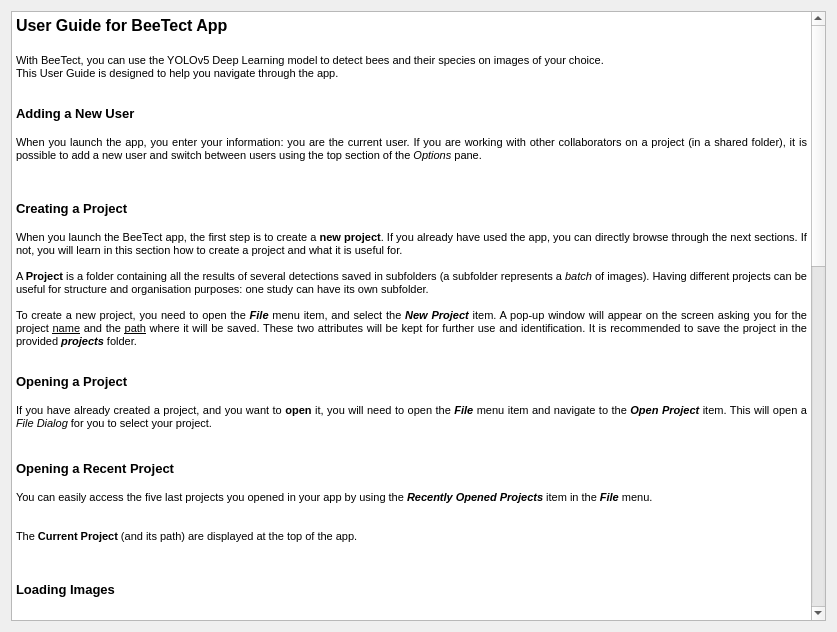
First picture: the form in GUI/userGuide.ui, repository KameliaBnh/BeeTect, before the edit.
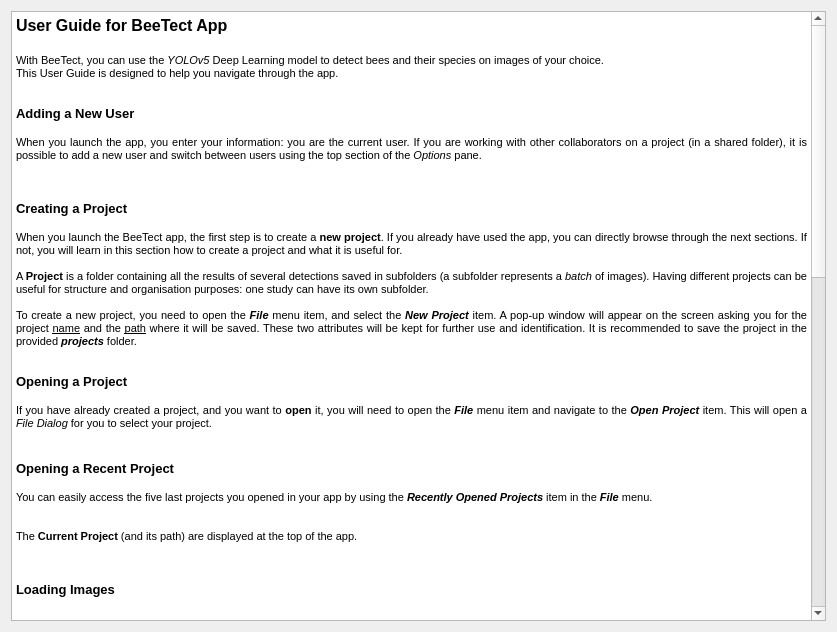
Second picture: the form after the edit.

What changed in the file:
```diff
--- a/GUI/userGuide.ui
+++ b/GUI/userGuide.ui
@@ -38,7 +38,7 @@
 &lt;/style&gt;&lt;/head&gt;&lt;body style=&quot; font-family:'MS Shell Dlg 2'; font-size:5.5pt; font-weight:400; font-style:normal;&quot;&gt;
 &lt;p align=&quot;justify&quot; style=&quot; margin-top:0px; margin-bottom:0px; margin-left:0px; margin-right:0px; -qt-block-indent:0; text-indent:0px;&quot;&gt;&lt;span style=&quot; font-size:12pt; font-weight:600;&quot;&gt;User Guide for BeeTect App&lt;/span&gt;&lt;/p&gt;
 &lt;p align=&quot;justify&quot; style=&quot;-qt-paragraph-type:empty; margin-top:0px; margin-bottom:0px; margin-left:0px; margin-right:0px; -qt-block-indent:0; text-indent:0px; font-size:12pt; font-weight:600;&quot;&gt;&lt;br /&gt;&lt;/p&gt;
-&lt;p align=&quot;justify&quot; style=&quot; margin-top:0px; margin-bottom:0px; margin-left:0px; margin-right:0px; -qt-block-indent:0; text-indent:0px;&quot;&gt;&lt;span style=&quot; font-size:8pt;&quot;&gt;With BeeTect, you can use the YOLOv5 Deep Learning model to detect bees and their species on images of your choice.&lt;/span&gt;&lt;/p&gt;
+&lt;p align=&quot;justify&quot; style=&quot; margin-top:0px; margin-bottom:0px; margin-left:0px; margin-right:0px; -qt-block-indent:0; text-indent:0px;&quot;&gt;&lt;span style=&quot; font-size:8pt;&quot;&gt;With BeeTect, you can use the &lt;/span&gt;&lt;span style=&quot; font-size:8pt; font-style:italic;&quot;&gt;YOLOv5&lt;/span&gt;&lt;span style=&quot; font-size:8pt;&quot;&gt; Deep Learning model to detect bees and their species on images of your choice.&lt;/span&gt;&lt;/p&gt;
 &lt;p align=&quot;justify&quot; style=&quot; margin-top:0px; margin-bottom:0px; margin-left:0px; margin-right:0px; -qt-block-indent:0; text-indent:0px;&quot;&gt;&lt;span style=&quot; font-size:8pt;&quot;&gt;This User Guide is designed to help you navigate through the app.&lt;/span&gt;&lt;/p&gt;
 &lt;p align=&quot;justify&quot; style=&quot;-qt-paragraph-type:empty; margin-top:0px; margin-bottom:0px; margin-left:0px; margin-right:0px; -qt-block-indent:0; text-indent:0px; font-size:8pt;&quot;&gt;&lt;br /&gt;&lt;/p&gt;
 &lt;p align=&quot;justify&quot; style=&quot;-qt-paragraph-type:empty; margin-top:0px; margin-bottom:0px; margin-left:0px; margin-right:0px; -qt-block-indent:0; text-indent:0px; font-size:8pt;&quot;&gt;&lt;br /&gt;&lt;/p&gt;
@@ -74,17 +74,17 @@
 &lt;p align=&quot;justify&quot; style=&quot;-qt-paragraph-type:empty; margin-top:0px; margin-bottom:0px; margin-left:0px; margin-right:0px; -qt-block-indent:0; text-indent:0px; font-size:8pt;&quot;&gt;&lt;br /&gt;&lt;/p&gt;
 &lt;p align=&quot;justify&quot; style=&quot; margin-top:0px; margin-bottom:0px; margin-left:0px; margin-right:0px; -qt-block-indent:0; text-indent:0px;&quot;&gt;&lt;span style=&quot; font-size:10pt; font-weight:600;&quot;&gt;Loading Images&lt;/span&gt;&lt;/p&gt;
 &lt;p align=&quot;justify&quot; style=&quot;-qt-paragraph-type:empty; margin-top:0px; margin-bottom:0px; margin-left:0px; margin-right:0px; -qt-block-indent:0; text-indent:0px; font-size:10pt; font-weight:600;&quot;&gt;&lt;br /&gt;&lt;/p&gt;
-&lt;ul style=&quot;margin-top: 0px; margin-bottom: 0px; margin-left: 0px; margin-right: 0px; -qt-list-indent: 1;&quot;&gt;&lt;li align=&quot;justify&quot; style=&quot; margin-top:12px; margin-bottom:0px; margin-left:0px; margin-right:0px; -qt-block-indent:0; text-indent:0px;&quot;&gt;&lt;span style=&quot; font-size:8pt; font-weight:600;&quot;&gt;Load an Image..  &lt;/span&gt;&lt;/li&gt;
+&lt;ul style=&quot;margin-top: 0px; margin-bottom: 0px; margin-left: 0px; margin-right: 0px; -qt-list-indent: 1;&quot;&gt;&lt;li align=&quot;justify&quot; style=&quot; margin-top:12px; margin-bottom:0px; margin-left:0px; margin-right:0px; -qt-block-indent:0; text-indent:0px;&quot;&gt;&lt;span style=&quot; font-size:8pt; font-weight:600;&quot;&gt;Load an Input Image..  &lt;/span&gt;&lt;/li&gt;
 &lt;p align=&quot;justify&quot; style=&quot; margin-top:12px; margin-bottom:0px; margin-left:0px; margin-right:0px; -qt-block-indent:0; text-indent:0px;&quot;&gt;&lt;span style=&quot; font-size:8pt;&quot;&gt;If you chose to load a single image, you will see it displayed int the BeeDeteKt app, and you will be able to run the YOLOv5 model on the single image.&lt;/span&gt;&lt;/p&gt;
 &lt;p align=&quot;justify&quot; style=&quot;-qt-paragraph-type:empty; margin-top:12px; margin-bottom:0px; margin-left:0px; margin-right:0px; -qt-block-indent:0; text-indent:0px; font-size:8pt; font-weight:600;&quot;&gt;&lt;br /&gt;&lt;/p&gt;
-&lt;li style=&quot; font-size:8pt; font-weight:600;&quot; align=&quot;justify&quot; style=&quot; margin-top:0px; margin-bottom:12px; margin-left:0px; margin-right:0px; -qt-block-indent:0; text-indent:0px;&quot;&gt;Load an Image Folder..&lt;/li&gt;&lt;/ul&gt;
+&lt;li style=&quot; font-size:8pt; font-weight:600;&quot; align=&quot;justify&quot; style=&quot; margin-top:0px; margin-bottom:12px; margin-left:0px; margin-right:0px; -qt-block-indent:0; text-indent:0px;&quot;&gt;Load an Input Folder of Multiple Images..&lt;/li&gt;&lt;/ul&gt;
 &lt;p align=&quot;justify&quot; style=&quot; margin-top:0px; margin-bottom:12px; margin-left:0px; margin-right:0px; -qt-block-indent:0; text-indent:0px;&quot;&gt;&lt;span style=&quot; font-size:8pt;&quot;&gt;If you load a folder containing several images (2 or more), you will have the possibility to browse through all the images of the folder.&lt;/span&gt;&lt;/p&gt;
 &lt;p align=&quot;justify&quot; style=&quot; margin-top:0px; margin-bottom:12px; margin-left:0px; margin-right:0px; -qt-block-indent:0; text-indent:0px;&quot;&gt;&lt;span style=&quot; font-size:8pt;&quot;&gt;Selecting a folder of images is the equivalent to creating a &lt;/span&gt;&lt;span style=&quot; font-size:8pt; font-weight:600; font-style:italic;&quot;&gt;batch&lt;/span&gt;&lt;span style=&quot; font-size:8pt;&quot;&gt; of images: you will run the model on an ensemble of images.&lt;/span&gt;&lt;/p&gt;
 &lt;p style=&quot;-qt-paragraph-type:empty; margin-top:0px; margin-bottom:12px; margin-left:0px; margin-right:0px; -qt-block-indent:0; text-indent:0px; font-size:8pt; font-weight:600;&quot;&gt;&lt;br /&gt;&lt;/p&gt;
 &lt;p style=&quot;-qt-paragraph-type:empty; margin-top:0px; margin-bottom:12px; margin-left:0px; margin-right:0px; -qt-block-indent:0; text-indent:0px; font-size:8pt; font-weight:600;&quot;&gt;&lt;br /&gt;&lt;/p&gt;
-&lt;p style=&quot; margin-top:0px; margin-bottom:12px; margin-left:0px; margin-right:0px; -qt-block-indent:0; text-indent:0px;&quot;&gt;&lt;span style=&quot; font-size:10pt; font-weight:600;&quot;&gt;Selecting Batch Folder&lt;/span&gt;&lt;/p&gt;
+&lt;p style=&quot; margin-top:0px; margin-bottom:12px; margin-left:0px; margin-right:0px; -qt-block-indent:0; text-indent:0px;&quot;&gt;&lt;span style=&quot; font-size:10pt; font-weight:600;&quot;&gt;Selecting Output Folder&lt;/span&gt;&lt;/p&gt;
 &lt;p style=&quot;-qt-paragraph-type:empty; margin-top:0px; margin-bottom:12px; margin-left:0px; margin-right:0px; -qt-block-indent:0; text-indent:0px; font-size:8pt; font-weight:600;&quot;&gt;&lt;br /&gt;&lt;/p&gt;
-&lt;p style=&quot; margin-top:0px; margin-bottom:12px; margin-left:0px; margin-right:0px; -qt-block-indent:0; text-indent:0px;&quot;&gt;&lt;span style=&quot; font-size:8pt;&quot;&gt;For the results to be saved in the correct batch, you will need to browse through your computer and selected the path for the batch to be saved. To do so, click on the &lt;/span&gt;&lt;span style=&quot; font-size:8pt; font-weight:600; font-style:italic;&quot;&gt;Select Batch Folder&lt;/span&gt;&lt;span style=&quot; font-size:8pt;&quot;&gt; button: the selected folder will be dsiplayed right at the bottom of the button.&lt;/span&gt;&lt;/p&gt;
+&lt;p style=&quot; margin-top:0px; margin-bottom:12px; margin-left:0px; margin-right:0px; -qt-block-indent:0; text-indent:0px;&quot;&gt;&lt;span style=&quot; font-size:8pt;&quot;&gt;For the results to be saved in the correct batch, you will need to browse through your computer and selected the path for the batch to be saved: the output folder. To do so, click on the &lt;/span&gt;&lt;span style=&quot; font-size:8pt; font-weight:600; font-style:italic;&quot;&gt;Select Output Folder&lt;/span&gt;&lt;span style=&quot; font-size:8pt;&quot;&gt; button: the selected folder will be dsiplayed right at the bottom of the button.&lt;/span&gt;&lt;/p&gt;
 &lt;p style=&quot;-qt-paragraph-type:empty; margin-top:0px; margin-bottom:12px; margin-left:0px; margin-right:0px; -qt-block-indent:0; text-indent:0px; font-size:8pt;&quot;&gt;&lt;br /&gt;&lt;/p&gt;
 &lt;p style=&quot;-qt-paragraph-type:empty; margin-top:0px; margin-bottom:12px; margin-left:0px; margin-right:0px; -qt-block-indent:0; text-indent:0px; font-size:8pt;&quot;&gt;&lt;br /&gt;&lt;/p&gt;
 &lt;p style=&quot; margin-top:0px; margin-bottom:12px; margin-left:0px; margin-right:0px; -qt-block-indent:0; text-indent:0px;&quot;&gt;&lt;span style=&quot; font-size:10pt; font-weight:600;&quot;&gt;YOLO Model Selection&lt;/span&gt;&lt;/p&gt;
@@ -93,12 +93,14 @@
 &lt;p style=&quot; margin-top:0px; margin-bottom:12px; margin-left:0px; margin-right:0px; -qt-block-indent:0; text-indent:0px;&quot;&gt;&lt;span style=&quot; font-size:8pt;&quot;&gt;You have the following &lt;/span&gt;&lt;span style=&quot; font-size:8pt; font-weight:600; font-style:italic;&quot;&gt;YOLOv5 models&lt;/span&gt;&lt;span style=&quot; font-size:8pt;&quot;&gt; provided:&lt;/span&gt;&lt;/p&gt;
 &lt;ul style=&quot;margin-top: 0px; margin-bottom: 0px; margin-left: 0px; margin-right: 0px; -qt-list-indent: 1;&quot;&gt;&lt;li style=&quot; font-size:8pt; font-weight:600;&quot; align=&quot;justify&quot; style=&quot; margin-top:0px; margin-bottom:12px; margin-left:0px; margin-right:0px; -qt-block-indent:0; text-indent:0px;&quot;&gt;&lt;span style=&quot; font-weight:400;&quot;&gt;YOLO_v5_2021: model trained on 2021 data&lt;/span&gt;&lt;/li&gt;
 &lt;li style=&quot; font-size:8pt;&quot; align=&quot;justify&quot; style=&quot; margin-top:0px; margin-bottom:12px; margin-left:0px; margin-right:0px; -qt-block-indent:0; text-indent:0px;&quot;&gt;YOLO_v5_2022: model trained of 2022 data&lt;/li&gt;
-&lt;li style=&quot; font-size:8pt;&quot; align=&quot;justify&quot; style=&quot; margin-top:0px; margin-bottom:12px; margin-left:0px; margin-right:0px; -qt-block-indent:0; text-indent:0px;&quot;&gt;YOLO_v5_Hybrid_21_22: model trained on both 2021 and 2022 data&lt;/li&gt;&lt;/ul&gt;
+&lt;li style=&quot; font-size:8pt;&quot; align=&quot;justify&quot; style=&quot; margin-top:0px; margin-bottom:12px; margin-left:0px; margin-right:0px; -qt-block-indent:0; text-indent:0px;&quot;&gt;YOLO_v5_Hybrid_21_22: model trained on both 2021 and 2022 data&lt;/li&gt;
+&lt;li style=&quot; font-size:8pt;&quot; align=&quot;justify&quot; style=&quot; margin-top:0px; margin-bottom:12px; margin-left:0px; margin-right:0px; -qt-block-indent:0; text-indent:0px;&quot;&gt;YOLO_v5_Hybrid_evolve_21_22: model trained on both 2021 and 2022 data with Evolve&lt;/li&gt;&lt;/ul&gt;
 &lt;p align=&quot;justify&quot; style=&quot;-qt-paragraph-type:empty; margin-top:0px; margin-bottom:12px; margin-left:0px; margin-right:0px; -qt-block-indent:1; text-indent:0px; font-size:8pt;&quot;&gt;&lt;br /&gt;&lt;/p&gt;
 &lt;p align=&quot;justify&quot; style=&quot; margin-top:0px; margin-bottom:12px; margin-left:0px; margin-right:0px; -qt-block-indent:0; text-indent:0px;&quot;&gt;&lt;span style=&quot; font-size:8pt;&quot;&gt;To select the model you want to use for your batch, use the dropdown menu on the right side of the app.&lt;/span&gt;&lt;/p&gt;
 &lt;p align=&quot;justify&quot; style=&quot;-qt-paragraph-type:empty; margin-top:0px; margin-bottom:12px; margin-left:0px; margin-right:0px; -qt-block-indent:0; text-indent:0px; font-size:8pt;&quot;&gt;&lt;br /&gt;&lt;/p&gt;
 &lt;ul style=&quot;margin-top: 0px; margin-bottom: 0px; margin-left: 0px; margin-right: 0px; -qt-list-indent: 1;&quot;&gt;&lt;li style=&quot; font-size:8pt; font-weight:600;&quot; align=&quot;justify&quot; style=&quot; margin-top:0px; margin-bottom:12px; margin-left:0px; margin-right:0px; -qt-block-indent:0; text-indent:0px;&quot;&gt;Add a new model&lt;/li&gt;&lt;/ul&gt;
-&lt;p align=&quot;justify&quot; style=&quot; margin-top:0px; margin-bottom:12px; margin-left:0px; margin-right:0px; -qt-block-indent:0; text-indent:0px;&quot;&gt;&lt;span style=&quot; font-size:8pt;&quot;&gt;To add a &lt;/span&gt;&lt;span style=&quot; font-size:8pt; font-weight:600;&quot;&gt;new model&lt;/span&gt;&lt;span style=&quot; font-size:8pt;&quot;&gt;, click on the &lt;/span&gt;&lt;span style=&quot; font-size:8pt; font-weight:600; font-style:italic;&quot;&gt;Add a new model..&lt;/span&gt;&lt;span style=&quot; font-size:8pt;&quot;&gt; button in the &lt;/span&gt;&lt;span style=&quot; font-size:8pt; font-style:italic;&quot;&gt;Options Pane&lt;/span&gt;&lt;span style=&quot; font-size:8pt;&quot;&gt;. You will need to provide the &lt;/span&gt;&lt;span style=&quot; font-size:8pt; text-decoration: underline;&quot;&gt;name&lt;/span&gt;&lt;span style=&quot; font-size:8pt;&quot;&gt; of the model, and the &lt;/span&gt;&lt;span style=&quot; font-size:8pt; text-decoration: underline;&quot;&gt;path&lt;/span&gt;&lt;span style=&quot; font-size:8pt;&quot;&gt; to the weights (to be copied in the &lt;/span&gt;&lt;span style=&quot; font-size:8pt; font-weight:600; font-style:italic;&quot;&gt;models&lt;/span&gt;&lt;span style=&quot; font-size:8pt;&quot;&gt; folder).&lt;/span&gt;&lt;/p&gt;
+&lt;p align=&quot;justify&quot; style=&quot; margin-top:0px; margin-bottom:12px; margin-left:0px; margin-right:0px; -qt-block-indent:0; text-indent:0px;&quot;&gt;&lt;span style=&quot; font-size:8pt;&quot;&gt;To add a &lt;/span&gt;&lt;span style=&quot; font-size:8pt; font-weight:600;&quot;&gt;new model&lt;/span&gt;&lt;span style=&quot; font-size:8pt;&quot;&gt;, click on the &lt;/span&gt;&lt;span style=&quot; font-size:8pt; font-weight:600; font-style:italic;&quot;&gt;Add a new model..&lt;/span&gt;&lt;span style=&quot; font-size:8pt;&quot;&gt; button in the &lt;/span&gt;&lt;span style=&quot; font-size:8pt; font-style:italic;&quot;&gt;Edit Models Form&lt;/span&gt;&lt;span style=&quot; font-size:8pt;&quot;&gt;. You will need to provide the &lt;/span&gt;&lt;span style=&quot; font-size:8pt; text-decoration: underline;&quot;&gt;name&lt;/span&gt;&lt;span style=&quot; font-size:8pt;&quot;&gt; of the model, and the &lt;/span&gt;&lt;span style=&quot; font-size:8pt; text-decoration: underline;&quot;&gt;path&lt;/span&gt;&lt;span style=&quot; font-size:8pt;&quot;&gt; to the weights (to be copied in the &lt;/span&gt;&lt;span style=&quot; font-size:8pt; font-weight:600; font-style:italic;&quot;&gt;models&lt;/span&gt;&lt;span style=&quot; font-size:8pt;&quot;&gt; folder).&lt;/span&gt;&lt;/p&gt;
+&lt;p align=&quot;justify&quot; style=&quot; margin-top:0px; margin-bottom:12px; margin-left:0px; margin-right:0px; -qt-block-indent:0; text-indent:0px;&quot;&gt;&lt;span style=&quot; font-size:8pt;&quot;&gt;You can also &lt;/span&gt;&lt;span style=&quot; font-size:8pt; font-weight:600;&quot;&gt;optionaly&lt;/span&gt;&lt;span style=&quot; font-size:8pt;&quot;&gt; add supplementary files: confusion matrix, F1 curve, results.png and opt.yaml. If you add these files, the HTML report generated at the end of the detection will be more complete in the &lt;/span&gt;&lt;span style=&quot; font-size:8pt; font-style:italic;&quot;&gt;Model Summary&lt;/span&gt;&lt;span style=&quot; font-size:8pt;&quot;&gt; section.&lt;/span&gt;&lt;/p&gt;
 &lt;p align=&quot;justify&quot; style=&quot;-qt-paragraph-type:empty; margin-top:0px; margin-bottom:12px; margin-left:0px; margin-right:0px; -qt-block-indent:0; text-indent:0px; font-size:8pt;&quot;&gt;&lt;br /&gt;&lt;/p&gt;
 &lt;ul style=&quot;margin-top: 0px; margin-bottom: 0px; margin-left: 0px; margin-right: 0px; -qt-list-indent: 1;&quot;&gt;&lt;li style=&quot; font-size:8pt; font-weight:600;&quot; align=&quot;justify&quot; style=&quot; margin-top:0px; margin-bottom:12px; margin-left:0px; margin-right:0px; -qt-block-indent:0; text-indent:0px;&quot;&gt;Edit Models&lt;/li&gt;&lt;/ul&gt;
 &lt;p align=&quot;justify&quot; style=&quot; margin-top:0px; margin-bottom:12px; margin-left:0px; margin-right:0px; -qt-block-indent:0; text-indent:0px;&quot;&gt;&lt;span style=&quot; font-size:8pt;&quot;&gt;To navigate through all the available models in your app, you can use the &lt;/span&gt;&lt;span style=&quot; font-size:8pt; font-weight:600; font-style:italic;&quot;&gt;Edit Models&lt;/span&gt;&lt;span style=&quot; font-size:8pt;&quot;&gt; button. It will display all the models, and allow you to add a new model or remove a existing one.&lt;/span&gt;&lt;/p&gt;
```
